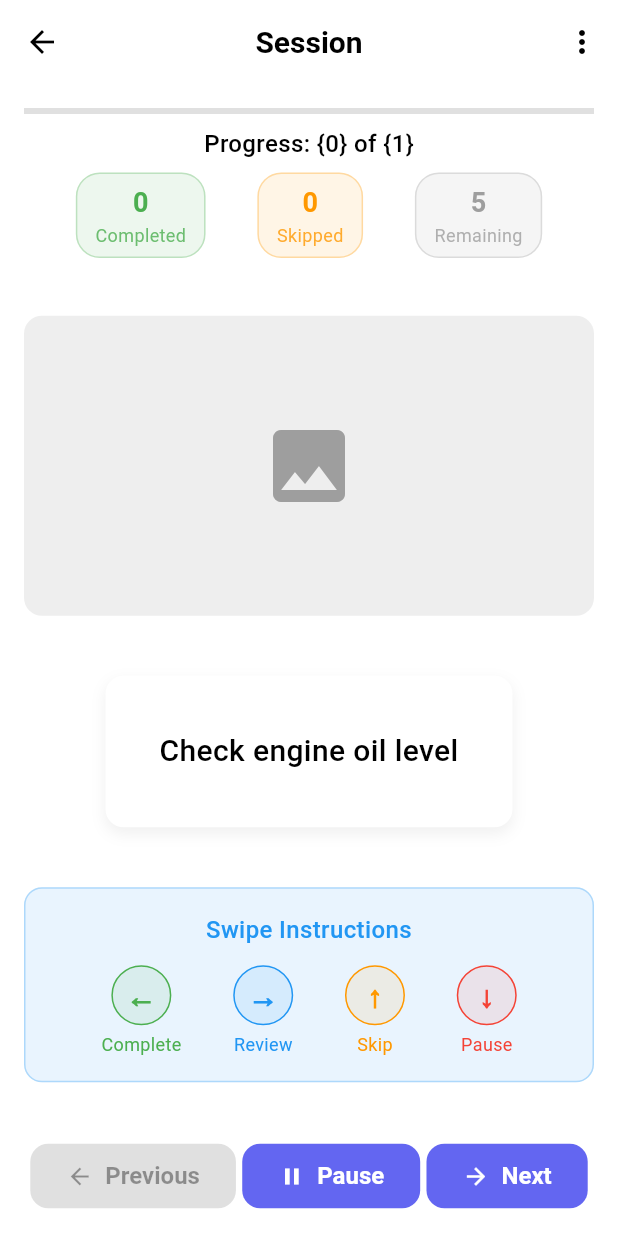
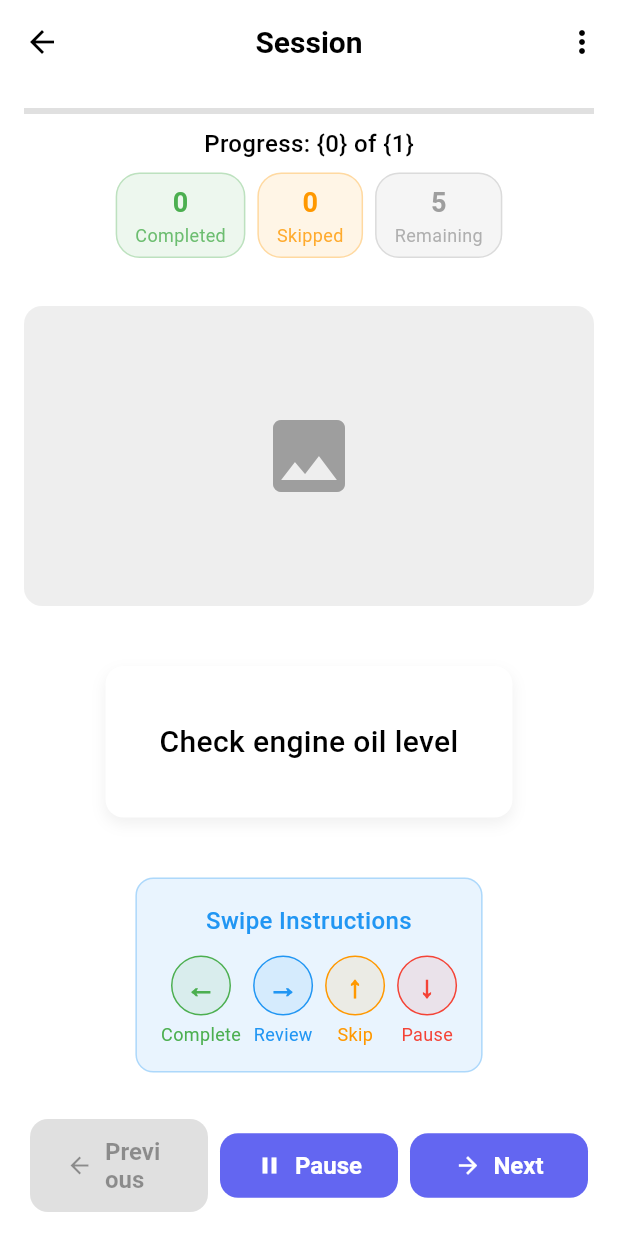
Before and after one commit to karstdiver/checklister, a Flutter app: the screen it shows once a user with an empty profile is signed in, after a tap on "Start Test Session", on a phone screen of 412 x 824 dp. Run offline on Flutter 3.47's test engine with Material 3 defaults, Android fonts, the phone set to English and light mode, and no system bars; our stand-ins replace cloud_firestore, easy_localization, firebase_analytics, firebase_auth, firebase_core, firebase_storage and 5 more; missing offline and left inert: firebase_app_check; accounts and stored records are empty; generated files the repository leaves out were written again.

Commit message:
fix: Resolve RenderFlex overflow in session screen
- Replace Row with Wrap for swipe instructions to prevent overflow
- Replace Row with Wrap for statistics chips to prevent overflow
- Add Expanded widgets to navigation buttons for better space distribution
- Add proper padding and spacing for responsive layout
- Fixes 22-pixel overflow error on smaller screens

```diff
--- a/app/lib/features/sessions/presentation/session_screen.dart
+++ b/app/lib/features/sessions/presentation/session_screen.dart
@@ -110,8 +110,10 @@
             style: const TextStyle(fontSize: 16, fontWeight: FontWeight.w500),
           ),
           const SizedBox(height: 8),
-          Row(
-            mainAxisAlignment: MainAxisAlignment.spaceEvenly,
+          Wrap(
+            spacing: 8,
+            runSpacing: 8,
+            alignment: WrapAlignment.spaceEvenly,
             children: [
               _buildStatChip('Completed', session.completedItems, Colors.green),
               _buildStatChip('Skipped', session.skippedItems, Colors.orange),
@@ -238,8 +240,10 @@
             textAlign: TextAlign.center,
           ),
           const SizedBox(height: 12),
-          Row(
-            mainAxisAlignment: MainAxisAlignment.spaceEvenly,
+          Wrap(
+            spacing: 8,
+            runSpacing: 8,
+            alignment: WrapAlignment.spaceEvenly,
             children: [
               _buildSwipeInstruction('←', tr('complete'), Colors.green),
               _buildSwipeInstruction('→', tr('review'), Colors.blue),
@@ -290,16 +294,24 @@
         mainAxisAlignment: MainAxisAlignment.spaceEvenly,
         children: [
           // Previous button
-          ElevatedButton.icon(
+          Expanded(
+            child: Padding(
+              padding: const EdgeInsets.symmetric(horizontal: 4.0),
+              child: ElevatedButton.icon(
                 onPressed: session.canGoPrevious
                     ? () => sessionNotifier.handleSwipeRight()
                     : null,
                 icon: const Icon(Icons.arrow_back),
                 label: Text(tr('previous')),
               ),
+            ),
+          ),
 
           // Pause/Resume button
-          ElevatedButton.icon(
+          Expanded(
+            child: Padding(
+              padding: const EdgeInsets.symmetric(horizontal: 4.0),
+              child: ElevatedButton.icon(
                 onPressed: () {
                   if (session.isPaused) {
                     sessionNotifier.resumeSession();
@@ -310,14 +322,21 @@
                 icon: Icon(session.isPaused ? Icons.play_arrow : Icons.pause),
                 label: Text(session.isPaused ? tr('resume') : tr('pause')),
               ),
+            ),
+          ),
 
           // Next button
-          ElevatedButton.icon(
+          Expanded(
+            child: Padding(
+              padding: const EdgeInsets.symmetric(horizontal: 4.0),
+              child: ElevatedButton.icon(
                 onPressed: session.canGoNext
                     ? () => sessionNotifier.handleSwipeLeft()
                     : null,
                 icon: const Icon(Icons.arrow_forward),
                 label: Text(tr('next')),
+              ),
+            ),
           ),
         ],
       ),
```
Lines whose indentation alone changed are shown as unchanged.
